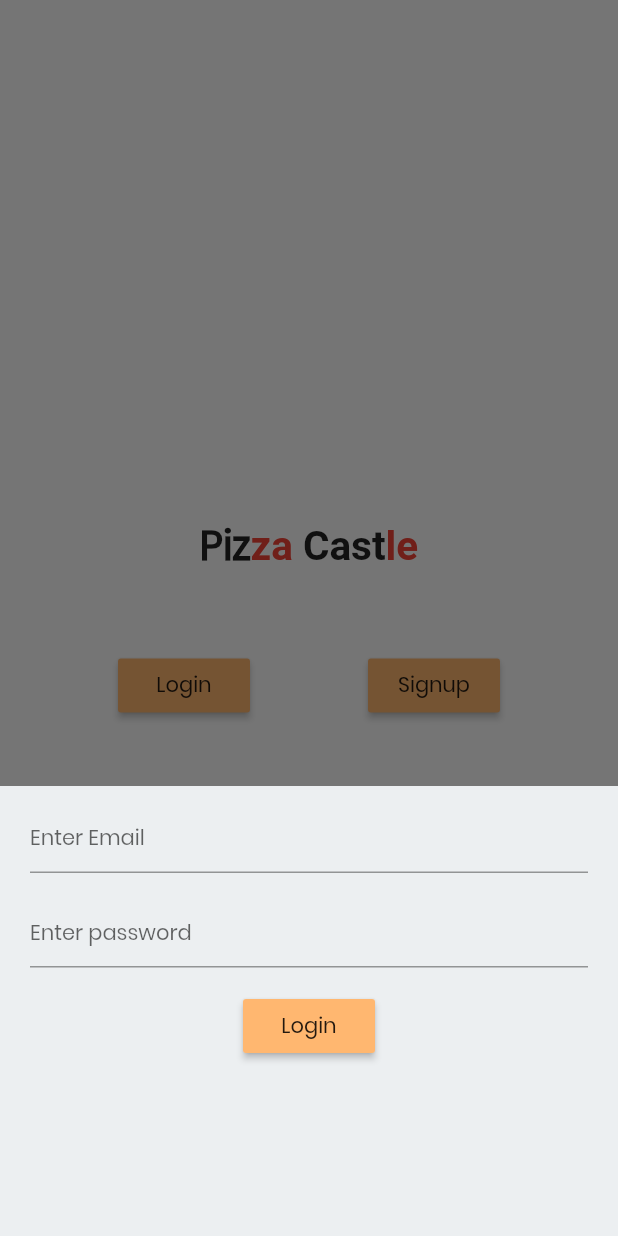
After one commit to iamvishnues/Pizza-Castle, a Flutter app: the Login screen opened directly, after a tap on "Login", on a phone screen of 412 x 824 dp. The commit adds this screen. Run offline on Flutter 3.47's test engine with Material 2 defaults, Android fonts, the phone set to English and light mode, and no system bars; our stand-ins replace cloud_firestore, eva_icons_flutter, firebase_auth, firebase_core, font_awesome_flutter, geolocator and 3 more; missing offline and left inert: geocoder; accounts and stored records are empty.

Commit message:
Email Authentication

```diff
--- a/lib/Helpers/Middle.dart
+++ b/lib/Helpers/Middle.dart
@@ -238,7 +238,8 @@ class MiddleHelpers extends ChangeNotifier {
                               crossAxisAlignment: CrossAxisAlignment.start,
                               children: [
                                 Padding(
-                                  padding: const EdgeInsets.only(bottom: 5),
+                                  padding:
+                                      const EdgeInsets.only(bottom: 5, top: 5),
                                   child: Text(
                                     snapshot.data[index].data()["name"],
                                     style: TextStyle(
@@ -276,6 +277,9 @@ class MiddleHelpers extends ChangeNotifier {
                                             fontWeight: FontWeight.w700)),
                                   ],
                                 ),
+                                SizedBox(
+                                  height: 5,
+                                ),
                               ],
                             ),
                           ),
--- /dev/null
+++ b/lib/Providers/Authentication.dart
@@ -0,0 +1,26 @@
+import 'package:firebase_auth/firebase_auth.dart';
+import 'package:flutter/material.dart';
+
+class Authentication extends ChangeNotifier {
+  String uid;
+  String get getUid => uid;
+
+  final FirebaseAuth firebaseAuth = FirebaseAuth.instance;
+  Future loginIntoAccount(String email, String password) async {
+    UserCredential userCredential = await firebaseAuth
+        .signInWithEmailAndPassword(email: email, password: password);
+    User user = userCredential.user;
+    uid = user.uid;
+    print("This is UID $getUid");
+    notifyListeners();
+  }
+
+  Future createNewAccount(String email, String password) async {
+    UserCredential userCredential = await firebaseAuth
+        .createUserWithEmailAndPassword(email: email, password: password);
+    User user = userCredential.user;
+    uid = user.uid;
+    print("This is UID $getUid");
+    notifyListeners();
+  }
+}
--- /dev/null
+++ b/lib/Views/Login.dart
@@ -0,0 +1,199 @@
+import 'package:flutter/cupertino.dart';
+import 'package:flutter/material.dart';
+import 'package:google_fonts/google_fonts.dart';
+import 'package:page_transition/page_transition.dart';
+import 'package:pizzacastle/Providers/Authentication.dart';
+import 'package:pizzacastle/Views/HomePage.dart';
+import 'package:provider/provider.dart';
+
+class Login extends StatelessWidget {
+  final TextEditingController emailcontroller = TextEditingController();
+  final TextEditingController passwordcontroller = TextEditingController();
+
+  @override
+  Widget build(BuildContext context) {
+    return Scaffold(
+      body: Container(
+        child: Container(
+          height: MediaQuery.of(context).size.height,
+          width: MediaQuery.of(context).size.width,
+          decoration: BoxDecoration(
+            color: Colors.white,
+          ),
+          child: Column(
+            mainAxisAlignment: MainAxisAlignment.center,
+            crossAxisAlignment: CrossAxisAlignment.center,
+            children: [
+              RichText(
+                text: TextSpan(
+                    text: "Piz",
+                    style: GoogleFonts.poppins(
+                        color: Colors.black87,
+                        fontSize: 27,
+                        fontWeight: FontWeight.w600),
+                    children: [
+                      TextSpan(text: "za", style: TextStyle(color: Colors.red)),
+                      TextSpan(text: " "),
+                      TextSpan(
+                          text: "Cast",
+                          style: TextStyle(color: Colors.black87)),
+                      TextSpan(text: "le", style: TextStyle(color: Colors.red)),
+                    ]),
+              ),
+              SizedBox(
+                height: 50,
+              ),
+              Row(
+                mainAxisAlignment: MainAxisAlignment.spaceEvenly,
+                children: [
+                  MaterialButton(
+                    color: Color(0xffffb770),
+                    onPressed: () {
+                      loginsheet(context);
+                    },
+                    child: Text("Login"),
+                  ),
+                  MaterialButton(
+                    color: Color(0xffffb770),
+                    onPressed: () {
+                      signupsheet(context);
+                    },
+                    child: Text("Signup"),
+                  )
+                ],
+              )
+            ],
+          ),
+        ),
+      ),
+    );
+  }
+
+  loginsheet(BuildContext context) {
+    return showModalBottomSheet(
+        context: context,
+        builder: (context) {
+          return SingleChildScrollView(
+            child: Container(
+              height: 300,
+              width: 400,
+              decoration: BoxDecoration(
+                color: Colors.blueGrey.shade50,
+              ),
+              child: Center(
+                child: Column(
+                  children: [
+                    Padding(
+                      padding: const EdgeInsets.only(
+                          left: 20, right: 20, top: 10, bottom: 5),
+                      child: TextField(
+                        textInputAction: TextInputAction.next,
+                        controller: emailcontroller,
+                        decoration: InputDecoration(
+                            hintText: "Enter Email",
+                            hintStyle: TextStyle(fontSize: 14)),
+                      ),
+                    ),
+                    Padding(
+                      padding: const EdgeInsets.only(
+                          left: 20, right: 20, top: 10, bottom: 5),
+                      child: TextField(
+                        controller: passwordcontroller,
+                        textInputAction: TextInputAction.done,
+                        obscureText: true,
+                        decoration: InputDecoration(
+                            hintText: "Enter password",
+                            hintStyle: TextStyle(fontSize: 14)),
+                      ),
+                    ),
+                    SizedBox(
+                      height: 10,
+                    ),
+                    MaterialButton(
+                      color: Color(0xffffb770),
+                      onPressed: () {
+                        Provider.of<Authentication>(context, listen: false)
+                            .loginIntoAccount(
+                                emailcontroller.text, passwordcontroller.text)
+                            .whenComplete(() {
+                          return Navigator.pushReplacement(
+                              context,
+                              PageTransition(
+                                  child: HomePage(),
+                                  type: PageTransitionType.bottomToTop));
+                        });
+                      },
+                      child: Text("Login"),
+                    )
+                  ],
+                ),
+              ),
+            ),
+          );
+        });
+  }
+
+  signupsheet(BuildContext context) {
+    return showModalBottomSheet(
+        context: context,
+        builder: (context) {
+          return SingleChildScrollView(
+            child: Container(
+              height: 300,
+              width: 400,
+              decoration: BoxDecoration(
+                color: Colors.blueGrey.shade50,
+              ),
+              child: Center(
+                child: Column(
+                  children: [
+                    Padding(
+                      padding: const EdgeInsets.only(
+                          left: 20, right: 20, top: 10, bottom: 5),
+                      child: TextField(
+                        textInputAction: TextInputAction.next,
+                        controller: emailcontroller,
+                        decoration: InputDecoration(
+                            hintText: "Enter Email",
+                            hintStyle: TextStyle(fontSize: 14)),
+                      ),
+                    ),
+                    Padding(
+                      padding: const EdgeInsets.only(
+                          left: 20, right: 20, top: 10, bottom: 5),
+                      child: TextField(
+                        controller: passwordcontroller,
+                        textInputAction: TextInputAction.done,
+                        obscureText: true,
+                        decoration: InputDecoration(
+                            hintText: "Enter password",
+                            hintStyle: TextStyle(fontSize: 14)),
+                      ),
+                    ),
+                    SizedBox(
+                      height: 10,
+                    ),
+                    MaterialButton(
+                      color: Color(0xffffb770),
+                      onPressed: () {
+                        Provider.of<Authentication>(context, listen: false)
+                            .createNewAccount(
+                                emailcontroller.text, passwordcontroller.text)
+                            .whenComplete(() {
+                          return Navigator.pushReplacement(
+                              context,
+                              PageTransition(
+                                  child: HomePage(),
+                                  type: PageTransitionType.bottomToTop));
+                        });
+                      },
+                      child: Text("Signup"),
+                    )
+                  ],
+                ),
+              ),
+            ),
+          );
+        });
+  }
+}
--- a/lib/Views/SplashScreen.dart
+++ b/lib/Views/SplashScreen.dart
@@ -4,6 +4,7 @@ import 'package:flutter/material.dart';
 import 'package:google_fonts/google_fonts.dart';
 import 'package:lottie/lottie.dart';
 import 'package:page_transition/page_transition.dart';
+import 'package:pizzacastle/Views/Login.dart';
 
 import 'HomePage.dart';
 
@@ -20,8 +21,7 @@ class _SplashScreenState extends State<SplashScreen> {
         () => Navigator.pushReplacement(
             context,
             PageTransition(
-                child: HomePage(),
-                type: PageTransitionType.leftToRightWithFade)));
+                child: Login(), type: PageTransitionType.leftToRightWithFade)));
     super.initState();
   }
 
```
Also changed, not shown: lib/main.dart (+6 -1 lines), pubspec.yaml (+4 -4 lines), Assets/Fonts/Poppins-Regular.ttf (added).
